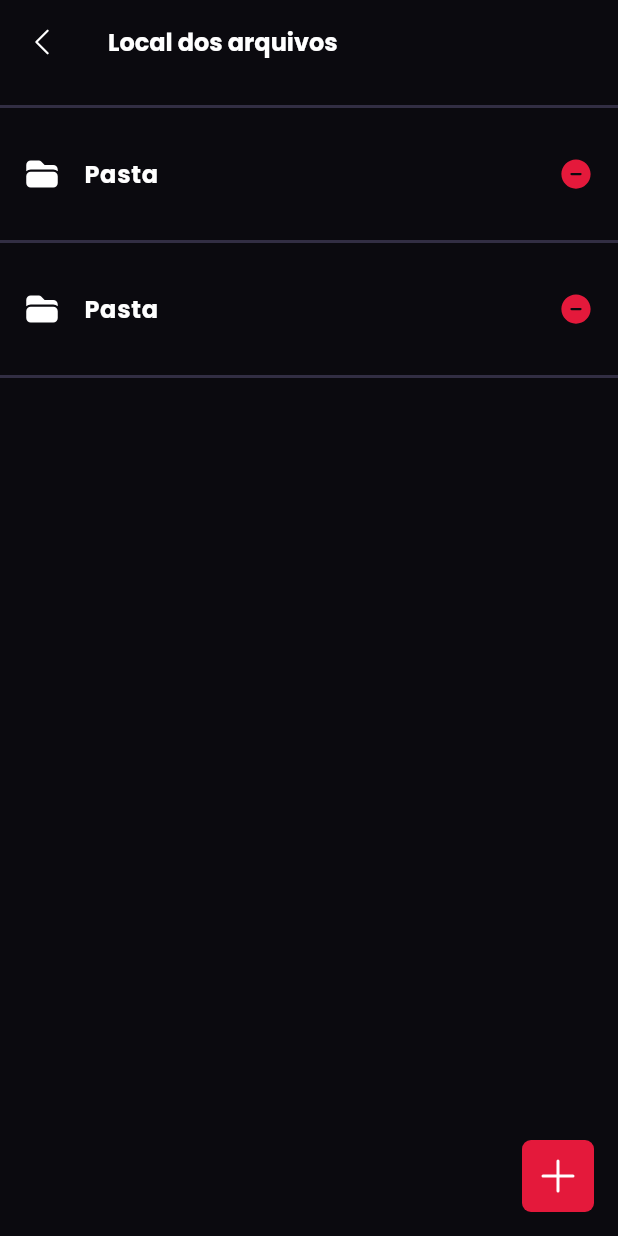
After one commit to mikael-st/komik, a Flutter app: the screen it shows after launch, on a phone screen of 412 x 824 dp. The commit adds this screen. Run offline on Flutter 3.47's test engine with Material 3 defaults, Android fonts, the phone set to English and light mode, and no system bars; our stand-ins replace flutter_svg, google_fonts, heroicons.

Commit message:
feat: created LocalFilesPage to show all folders with comics

```diff
--- /dev/null
+++ b/lib/components/buttons/add_btn.dart
@@ -0,0 +1,30 @@
+import 'package:flutter/material.dart';
+import 'package:heroicons/heroicons.dart';
+import 'package:komik/assets/palette.dart';
+
+class AddBtn extends StatelessWidget {
+  final Function() action;
+  const AddBtn({
+    super.key,
+    required this.action
+  });
+
+  @override
+  Widget build(BuildContext context) {
+    return IconButton(
+      onPressed: () => action(),
+      style: ElevatedButton.styleFrom(
+        shape: RoundedRectangleBorder(
+          borderRadius: BorderRadius.circular(6),
+        ),
+        backgroundColor: Palette.details,
+        elevation: 0
+      ),
+      icon: HeroIcon(
+        HeroIcons.plus,
+        color: Palette.white,
+        size: 32,
+      )
+    );
+  }
+}
--- a/lib/components/buttons/button.dart
+++ /dev/null
@@ -1,32 +0,0 @@
-import 'package:flutter/material.dart';
-import 'package:komik/assets/palette.dart';
-
-class Button extends StatelessWidget {
-  final String content;
-  final EdgeInsets padding;
-  const Button({super.key, required this.content, required this.padding});
-
-  @override
-  Widget build(BuildContext context) {
-    return ElevatedButton(
-      onPressed: (){},
-      style: ElevatedButton.styleFrom(
-        shape: RoundedRectangleBorder(
-          borderRadius: BorderRadius.circular(6),
-        ),
-        backgroundColor: Palette.details,
-        elevation: 0
-      ),
-      child: Padding(
-        padding: padding,
-          child: Text(
-            content,
-            style: TextStyle(
-              color: Palette.white,
-              fontWeight: FontWeight.bold
-            ),
-        ),
-      ),
-    );
-  }
-}
--- /dev/null
+++ b/lib/components/cards/folder_tile.dart
@@ -0,0 +1,39 @@
+import 'package:flutter/material.dart';
+import 'package:heroicons/heroicons.dart';
+import 'package:komik/assets/palette.dart';
+import 'package:komik/assets/typography.dart';
+
+class FolderTile extends StatelessWidget {
+  const FolderTile({super.key});
+
+  @override
+  Widget build(BuildContext context) {
+    return Container(
+      decoration: BoxDecoration(
+        border: Border(
+          bottom: BorderSide(
+            width: 2,
+            color: Palette.comic_icon
+          )
+        )
+      ),
+      child: ListTile(
+        onTap: () => print('Open modal to delete folder'),
+        contentPadding: EdgeInsets.all(16),
+        leading: HeroIcon(
+          HeroIcons.folder,
+          style: HeroIconStyle.solid,
+          color: Palette.white,
+          size: 24,
+        ),
+        title: Text('Pasta', style: KomikTypography.option),
+        trailing: HeroIcon(
+          HeroIcons.minusCircle,
+          style: HeroIconStyle.solid,
+          color: Palette.details,
+          size: 24,
+        ),
+      ),
+    );
+  }
+}
--- a/lib/main.dart
+++ b/lib/main.dart
@@ -11,6 +11,7 @@ import 'package:komik/pages/library_page.dart';
 import 'package:komik/pages/reader_page.dart';
 import 'package:komik/pages/reading_page.dart';
 import 'package:komik/pages/search_page.dart';
+import 'package:komik/pages/settings/local_files_page.dart';
 import 'package:komik/pages/settings/settings.dart';
 
 void main() {
@@ -46,13 +47,14 @@ class _KomikAppState extends State<KomikApp> {
         fontFamily: 'Poppins',
         useMaterial3: true,
       ),
-      initialRoute: '/settings',
+      initialRoute: '/local-files',
       routes: {
         '/': (context) => _app(),
         '/search': (context) => SearchPage(),
         '/collection': (context) => CollectionInfoPage(),
         '/reader': (context) => ReaderPage(),
-        '/settings': (context) => Settings()
+        '/settings': (context) => Settings(),
+        '/local-files': (context) => LocalFilesPage()
       },
     );
   }
--- /dev/null
+++ b/lib/pages/settings/local_files_page.dart
@@ -0,0 +1,34 @@
+import 'package:flutter/material.dart';
+import 'package:komik/assets/typography.dart';
+import 'package:komik/components/buttons/add_btn.dart';
+import 'package:komik/components/cards/folder_tile.dart';
+import 'package:komik/components/tool-bars/settings_toolbar.dart';
+
+class LocalFilesPage extends StatelessWidget {
+  const LocalFilesPage({super.key});
+
+  @override
+  Widget build(BuildContext context) {
+    return Scaffold(
+      appBar: SettingsToolBar(
+        title: Text('Local dos arquivos', style: KomikTypography.option)
+      ),
+      body: _content(),
+      floatingActionButton: AddBtn(
+        action: () {
+          print('Open file picker');
+        },
+      ),
+    );
+  }
+
+  Widget _content() {
+    return Container(
+      child: SingleChildScrollView(
+        child: Column(
+          children: List.generate(2, (index) => FolderTile()),
+        ),
+      ),
+    );
+  }
+}
```
